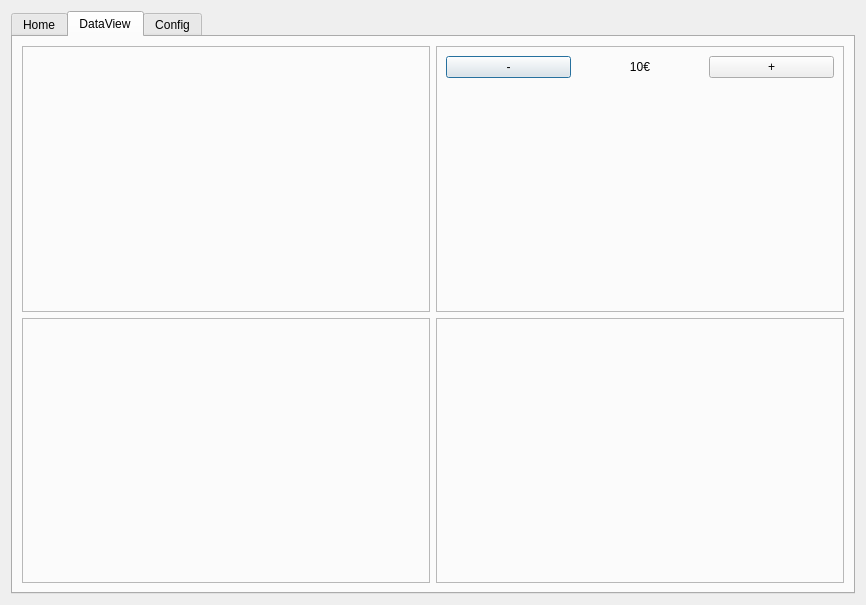
Old version of the form GUI-PyQt/ui/Main.ui in the repository wienans/Bitpanda-GE-DataViewer.
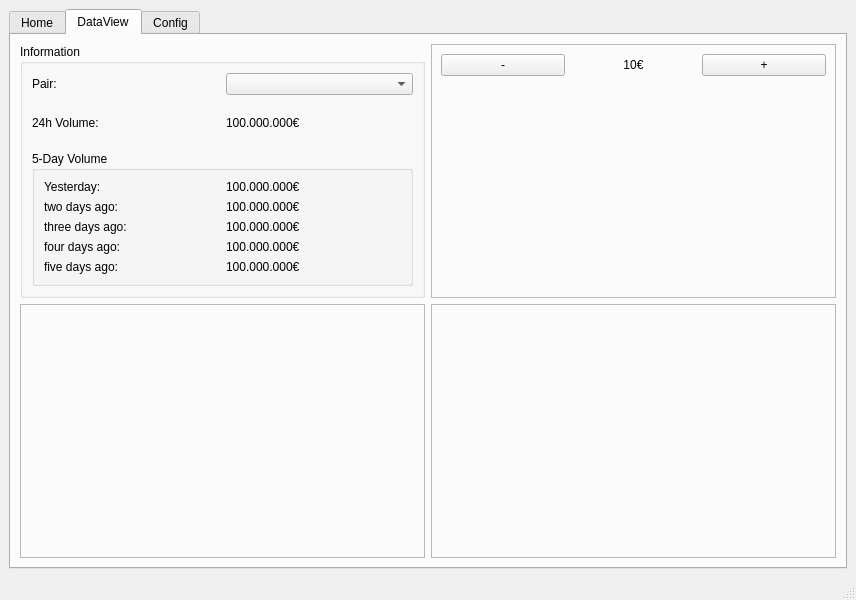
New version of the form. The open tabs and pages were chosen to show the change. Custom widgets are drawn as their Qt base class.

Commit message: Added Deapth View Chart into the GUI

Patch:
```diff
--- a/GUI-PyQt/ui/Main.ui
+++ b/GUI-PyQt/ui/Main.ui
@@ -1,20 +1,21 @@
 <?xml version="1.0" encoding="UTF-8"?>
 <ui version="4.0">
- <class>Dialog</class>
- <widget class="QDialog" name="Dialog">
+ <class>MainWindow</class>
+ <widget class="QMainWindow" name="MainWindow">
   <property name="geometry">
    <rect>
     <x>0</x>
     <y>0</y>
-    <width>866</width>
-    <height>605</height>
+    <width>856</width>
+    <height>600</height>
    </rect>
   </property>
   <property name="windowTitle">
    <string>Bitpanda GE Data Viewer</string>
   </property>
-  <layout class="QGridLayout" name="gridMainWindow">
-   <item row="0" column="0">
+  <widget class="QWidget" name="centralwidget">
+   <layout class="QVBoxLayout" name="verticalLayout">
+    <item>
     <widget class="QTabWidget" name="tabWidget">
      <property name="sizePolicy">
       <sizepolicy hsizetype="Expanding" vsizetype="Expanding">
@@ -59,16 +60,6 @@
          </property>
         </widget>
        </item>
-       <item row="0" column="0">
-        <widget class="QFrame" name="f11">
-         <property name="frameShape">
-          <enum>QFrame::StyledPanel</enum>
-         </property>
-         <property name="frameShadow">
-          <enum>QFrame::Raised</enum>
-         </property>
-        </widget>
-       </item>
        <item row="0" column="1">
         <widget class="QFrame" name="f12">
          <property name="frameShape">
@@ -117,6 +108,133 @@
          </layout>
         </widget>
        </item>
+        <item row="1" column="1">
+         <widget class="QFrame" name="f22">
+          <property name="frameShape">
+           <enum>QFrame::StyledPanel</enum>
+          </property>
+          <property name="frameShadow">
+           <enum>QFrame::Raised</enum>
+          </property>
+          <layout class="QGridLayout" name="gridLayout_3"/>
+         </widget>
+        </item>
+        <item row="0" column="0">
+         <widget class="QGroupBox" name="f11">
+          <property name="title">
+           <string>Information</string>
+          </property>
+          <layout class="QGridLayout" name="gridLayout_2">
+           <item row="0" column="0">
+            <widget class="QLabel" name="label">
+             <property name="text">
+              <string>Pair:</string>
+             </property>
+            </widget>
+           </item>
+           <item row="0" column="1">
+            <widget class="QComboBox" name="cBTraidPairs">
+             <property name="currentText">
+              <string/>
+             </property>
+            </widget>
+           </item>
+           <item row="1" column="0">
+            <widget class="QLabel" name="label_2">
+             <property name="text">
+              <string>24h Volume:</string>
+             </property>
+            </widget>
+           </item>
+           <item row="1" column="1">
+            <widget class="QLabel" name="lVolume24h">
+             <property name="text">
+              <string>100.000.000€</string>
+             </property>
+            </widget>
+           </item>
+           <item row="2" column="0" colspan="2">
+            <widget class="QGroupBox" name="groupBox">
+             <property name="title">
+              <string>5-Day Volume</string>
+             </property>
+             <layout class="QGridLayout" name="gridLayout">
+              <item row="0" column="0">
+               <widget class="QLabel" name="label_4">
+                <property name="text">
+                 <string>Yesterday:</string>
+                </property>
+               </widget>
+              </item>
+              <item row="0" column="1">
+               <widget class="QLabel" name="lVolume1days">
+                <property name="text">
+                 <string>100.000.000€</string>
+                </property>
+               </widget>
+              </item>
+              <item row="1" column="0">
+               <widget class="QLabel" name="label_5">
+                <property name="text">
+                 <string>two days ago:</string>
+                </property>
+               </widget>
+              </item>
+              <item row="1" column="1">
+               <widget class="QLabel" name="lVolume2days">
+                <property name="text">
+                 <string>100.000.000€</string>
+                </property>
+               </widget>
+              </item>
+              <item row="2" column="0">
+               <widget class="QLabel" name="label_6">
+                <property name="text">
+                 <string>three days ago:</string>
+                </property>
+               </widget>
+              </item>
+              <item row="2" column="1">
+               <widget class="QLabel" name="lVolume3days">
+                <property name="text">
+                 <string>100.000.000€</string>
+                </property>
+               </widget>
+              </item>
+              <item row="3" column="0">
+               <widget class="QLabel" name="label_7">
+                <property name="text">
+                 <string>four days ago:</string>
+                </property>
+               </widget>
+              </item>
+              <item row="3" column="1">
+               <widget class="QLabel" name="lVolume4days">
+                <property name="text">
+                 <string>100.000.000€</string>
+                </property>
+               </widget>
+              </item>
+              <item row="4" column="0">
+               <widget class="QLabel" name="label_8">
+                <property name="text">
+                 <string>five days ago:</string>
+                </property>
+               </widget>
+              </item>
+              <item row="4" column="1">
+               <widget class="QLabel" name="lVolume5days">
+                <property name="text">
+                 <string>100.000.000€</string>
+                </property>
+               </widget>
+              </item>
+             </layout>
+            </widget>
+           </item>
+          </layout>
+         </widget>
+        </item>
       </layout>
      </widget>
      <widget class="QWidget" name="tabConfig">
@@ -127,6 +245,12 @@
     </widget>
    </item>
   </layout>
+  </widget>
+  <widget class="QStatusBar" name="statusBar">
+   <property name="statusTip">
+    <string/>
+   </property>
+  </widget>
  </widget>
  <customwidgets>
   <customwidget>
```
Left out of the diff: 15 changed lines with no effect on the pictures. Lines whose indentation alone changed are shown as unchanged. The commit also changes 2 other files.
